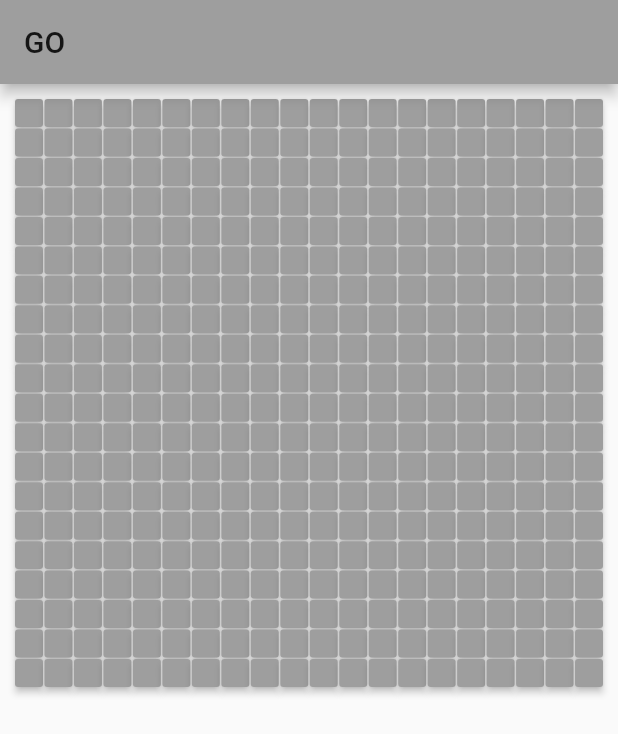
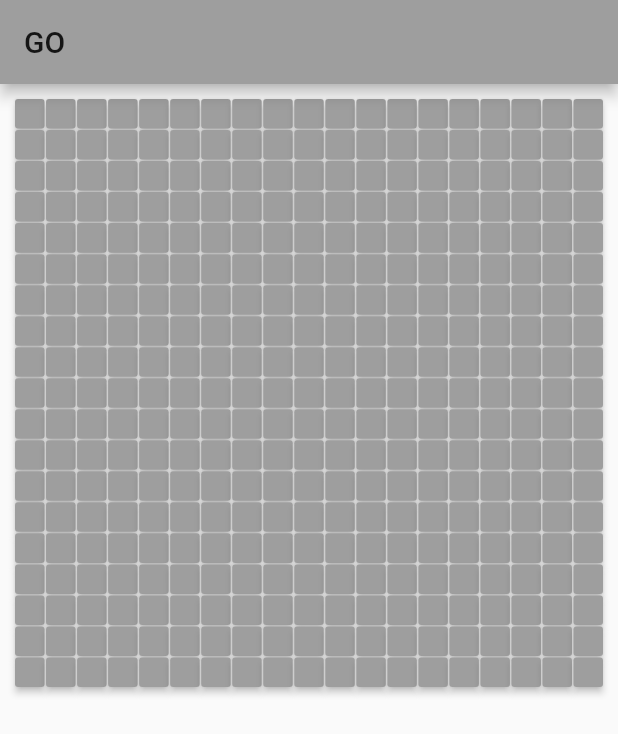
Before and after one commit to trevorreynolds2020/go, a Flutter app: the screen it shows after launch, on a phone screen of 412 x 824 dp. Shown: the top 734 px of the screen. Run offline on Flutter 3.47's test engine with Material 2 defaults, Android fonts, the phone set to English and light mode, and no system bars.

Commit message:
Changed format to 2D array. Need to update stone id's to value pairs.

```diff
--- a/lib/home_page.dart
+++ b/lib/home_page.dart
@@ -8,7 +8,7 @@ class HomePage extends StatefulWidget {
 }
 
 class _HomePageState extends State<HomePage> {
-  List<GameButton> buttonsList;
+  List<List<GameButton>> buttonsList;
 
 // var count;
   var white;
@@ -23,13 +23,18 @@ class _HomePageState extends State<HomePage> {
   }
 
   // Initializes the grid
-  List<GameButton> doInit() {
+  List<List<GameButton>> doInit() {
     white = new List();
     black = new List();
     activePlayer = 1;
-    List<GameButton> buttons = new List(400);
-    for (int i = 0; i < buttons.length; i++) {
-      buttons[i] = new GameButton(id: i + 1);
+    int n = 19;
+    int count = 1;
+    List <List<GameButton>> buttons = new List.generate(n, (i) => new List(n));
+    for(int i = 0; i < n; i++){
+      for(int j = 0; j < n; j++){
+        buttons[i][j] = new GameButton(id: count);
+        count++;
+      }
     }
     return buttons;
   }
@@ -509,9 +514,9 @@ class _HomePageState extends State<HomePage> {
       appBar: new AppBar(title: new Text("GO"),),
       body: new GridView.builder(
         padding: const EdgeInsets.all(10.0),
-        itemCount: buttonsList.length,
+        itemCount: buttonsList.length * buttonsList.length,
         gridDelegate: new SliverGridDelegateWithFixedCrossAxisCount(
-            crossAxisCount: 20,
+            crossAxisCount: 19,
             childAspectRatio: 1,
             crossAxisSpacing: 1.0,
             mainAxisSpacing: 1.0
@@ -521,15 +526,15 @@ class _HomePageState extends State<HomePage> {
           height: 100.0,
           child: new RaisedButton(
             padding: const EdgeInsets.all(1.0),
-            onPressed: buttonsList[i].enabled
-                ?()=> placeStone(buttonsList[i])
+            onPressed: buttonsList[(i / buttonsList.length).floor()][(i % buttonsList.length)].enabled
+                ?()=> placeStone(buttonsList[(i / buttonsList.length).floor()][(i % buttonsList.length)])
                 :null,
             child: new Text(
-              buttonsList[i].text,
+              buttonsList[(i / buttonsList.length).floor()][(i % buttonsList.length)].text,
               style: new TextStyle(color: Colors.white, fontSize: 20.0),
             ),
-            color: buttonsList[i].bg,
-            disabledColor: buttonsList[i].bg,
+            color: buttonsList[(i / buttonsList.length).floor()][(i % buttonsList.length)].bg,
+            disabledColor: buttonsList[(i / buttonsList.length).floor()][(i % buttonsList.length)].bg,
           ),
         ),
       ),
```
Lines whose indentation alone changed are shown as unchanged.
